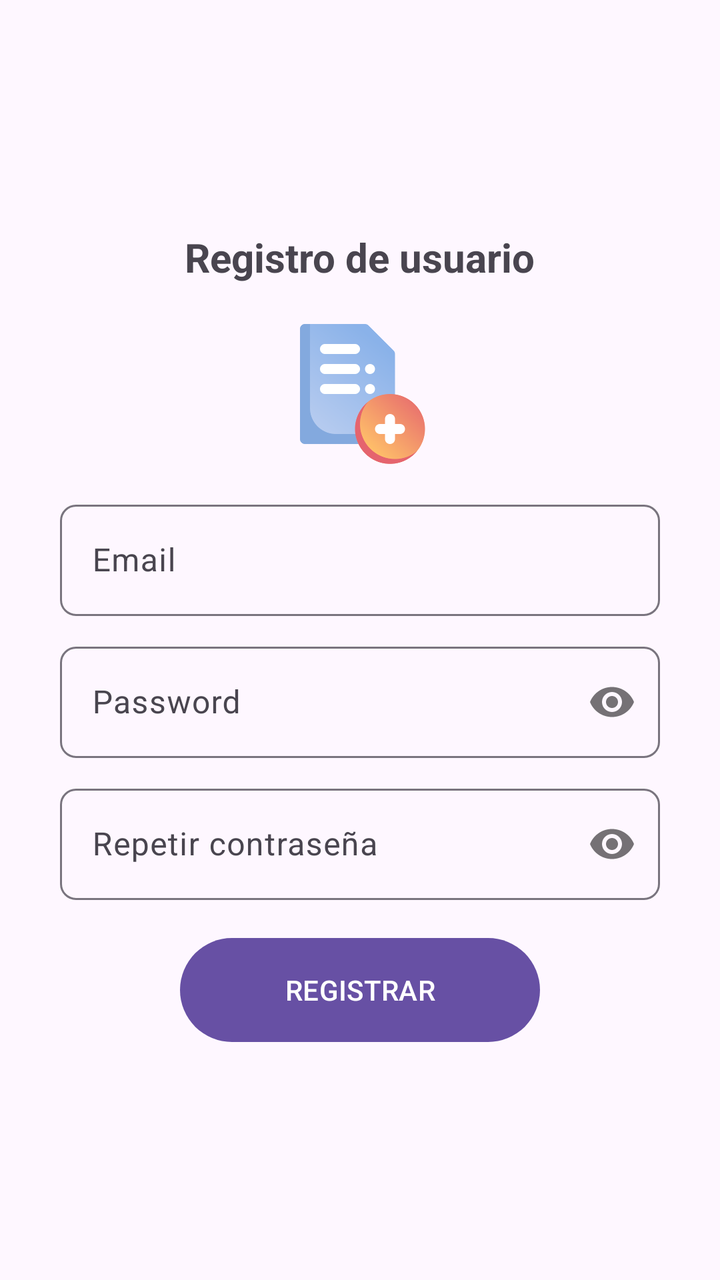
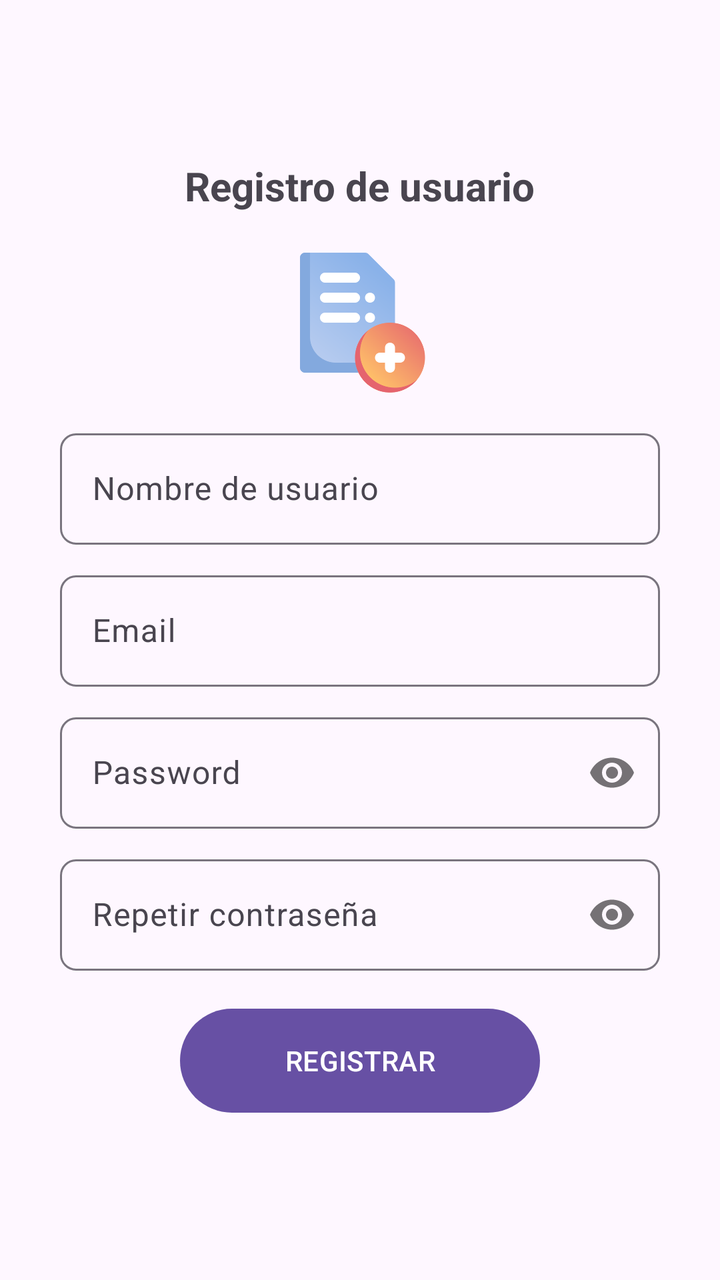

Two renders of the same Android screen: before a commit and after it. Below are the layout's source before the change and the commit's diff.
<!-- AndroidManifest.xml: application theme Theme.AppCompraYVenta -->
<!-- res/layout/activity_registro_email.xml -->
<?xml version="1.0" encoding="utf-8"?>
<RelativeLayout xmlns:android="http://schemas.android.com/apk/res/android"
    xmlns:app="http://schemas.android.com/apk/res-auto"
    xmlns:tools="http://schemas.android.com/tools"
    android:id="@+id/main"
    android:layout_width="match_parent"
    android:layout_height="match_parent"
    tools:context=".Registro_email">
    
    <androidx.appcompat.widget.LinearLayoutCompat
        android:layout_width="match_parent"
        android:layout_height="match_parent"
        android:orientation="vertical"
        android:padding="30dp"
        android:gravity="center">

        <TextView
            android:text="@string/Txt_registro"
            android:textStyle="bold"
            android:textSize="20sp"
            android:layout_width="wrap_content"
            android:layout_height="wrap_content"/>
        
        <ImageView
            android:layout_marginTop="15dp"
            android:src="@drawable/registro"
            android:layout_width="80dp"
            android:layout_height="80dp"/>
        
        <com.google.android.material.textfield.TextInputLayout
            android:layout_width="match_parent"
            android:layout_height="wrap_content"
            android:layout_marginTop="10dp"
            app:boxCornerRadiusBottomStart="8dp"
            app:boxCornerRadiusTopEnd="8dp"
            app:boxCornerRadiusBottomEnd="8dp"
            app:boxCornerRadiusTopStart="8dp">
            
            <EditText
                android:id="@+id/Et_email"
                android:hint="@string/Et_email"
                android:inputType="textEmailAddress"
                android:layout_width="match_parent"
                android:layout_height="wrap_content"/>

        </com.google.android.material.textfield.TextInputLayout>

        
        <com.google.android.material.textfield.TextInputLayout
            android:layout_width="match_parent"
            android:layout_height="wrap_content"
            android:layout_marginTop="10dp"
            app:boxCornerRadiusBottomStart="8dp"
            app:boxCornerRadiusTopEnd="8dp"
            app:boxCornerRadiusBottomEnd="8dp"
            app:boxCornerRadiusTopStart="8dp"
            app:passwordToggleEnabled="true">

            <EditText
                android:id="@+id/Et_password"
                android:hint="@string/Et_password"
                android:inputType="textPassword"
                android:layout_width="match_parent"
                android:layout_height="wrap_content"/>

        </com.google.android.material.textfield.TextInputLayout>

        
        <com.google.android.material.textfield.TextInputLayout
            android:layout_width="match_parent"
            android:layout_height="wrap_content"
            android:layout_marginTop="10dp"
            app:boxCornerRadiusBottomStart="8dp"
            app:boxCornerRadiusTopEnd="8dp"
            app:boxCornerRadiusBottomEnd="8dp"
            app:boxCornerRadiusTopStart="8dp"
            app:passwordToggleEnabled="true">

            <EditText
                android:id="@+id/Et_r_password"
                android:hint="@string/Et_r_password"
                android:inputType="textPassword"
                android:layout_width="match_parent"
                android:layout_height="wrap_content"/>

        </com.google.android.material.textfield.TextInputLayout>


        <com.google.android.material.button.MaterialButton
            android:id="@+id/Btn_registrar"
            android:text="@string/Btn_registrar"
            android:textAllCaps="true"
            android:layout_marginTop="15dp"
            android:layout_width="180dp"
            android:layout_height="60dp"/>
        
        
    </androidx.appcompat.widget.LinearLayoutCompat>

</RelativeLayout>
<!-- resources referenced by this layout -->
<resources>
  <!-- drawable registro: png bitmap (drawable, 28465 bytes) -->
  <string name="Btn_registrar">Registrar</string>
  <string name="Et_email">Email</string>
  <string name="Et_password">Password</string>
  <string name="Et_r_password">Repetir contraseña</string>
  <string name="Txt_registro">Registro de usuario</string>
  <style name="Theme.AppCompraYVenta" parent="Base.Theme.AppCompraYVenta" />
  <style name="Base.Theme.AppCompraYVenta" parent="Theme.Material3.DayNight.NoActionBar">
          
          
      </style>
</resources>

<!-- the commit's change to res/layout/activity_registro_email.xml (unified diff, before → after) -->
@@ -26,6 +26,26 @@
             android:src="@drawable/registro"
             android:layout_width="80dp"
             android:layout_height="80dp"/>
+
+        
+        <com.google.android.material.textfield.TextInputLayout
+            android:layout_width="match_parent"
+            android:layout_height="wrap_content"
+            android:layout_marginTop="10dp"
+            app:boxCornerRadiusBottomStart="8dp"
+            app:boxCornerRadiusTopEnd="8dp"
+            app:boxCornerRadiusBottomEnd="8dp"
+            app:boxCornerRadiusTopStart="8dp">
+
+            <EditText
+                android:id="@+id/Et_nombres"
+                android:hint="Nombre de usuario"
+                android:inputType="textPersonName|textCapSentences"
+                android:layout_width="match_parent"
+                android:layout_height="wrap_content"/>
+
+        </com.google.android.material.textfield.TextInputLayout>
+
         
         <com.google.android.material.textfield.TextInputLayout
             android:layout_width="match_parent"
